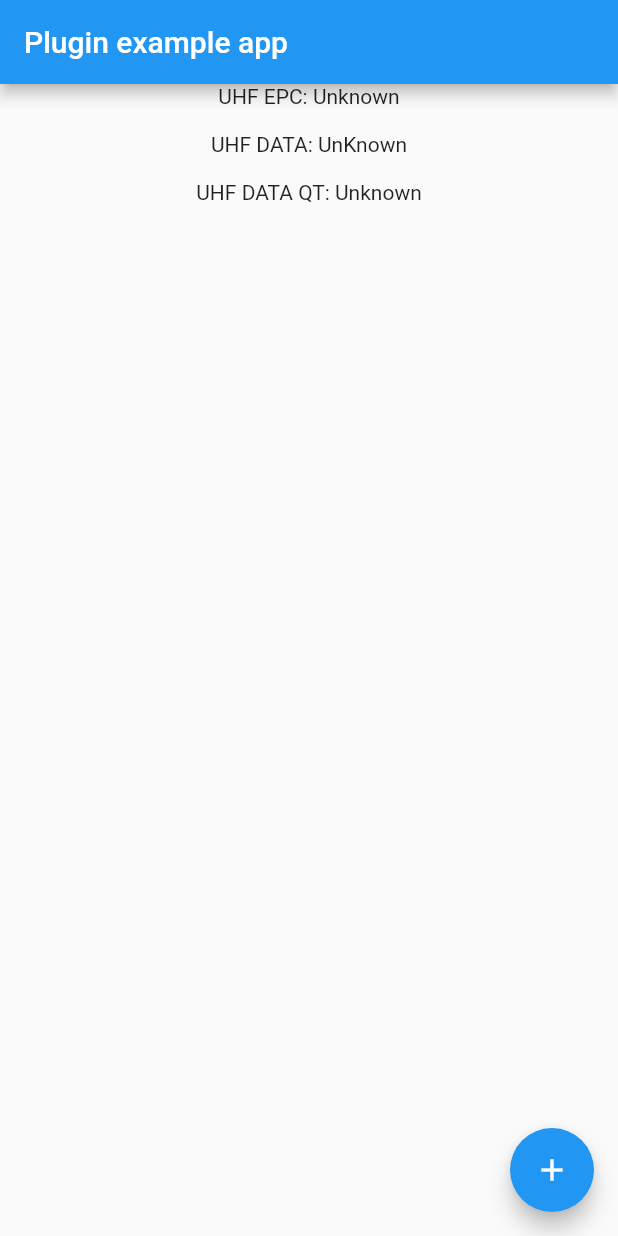
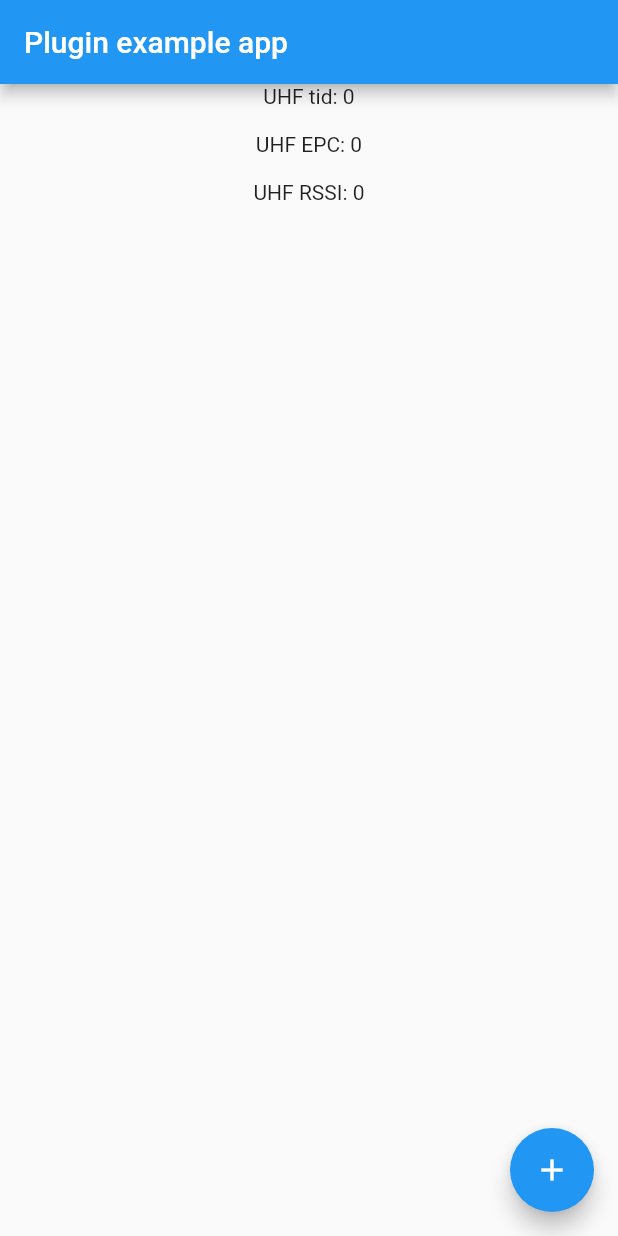
Before and after one commit to Undrizzle/flutter_uhf_plugin, a Flutter app: the screen it shows after launch, after a tap on the "add" icon, on a phone screen of 412 x 824 dp. Run offline on Flutter 3.47's test engine with Material 2 defaults, Android fonts, the phone set to English and light mode, and no system bars.

Commit message:
modify example

```diff
--- a/example/lib/main.dart
+++ b/example/lib/main.dart
@@ -12,9 +12,7 @@ class MyApp extends StatefulWidget {
 }
 
 class _MyAppState extends State<MyApp> {
-  String _uhfTid = 'Unknown';
-  String _uhfData = 'UnKnown';
-  String _uhfDataQT = 'Unknown';
+  List _uhfData = ['0', '0', '0'];
 
   @override
   void initState() {
@@ -30,18 +28,17 @@ class _MyAppState extends State<MyApp> {
 
   // Platform messages are asynchronous, so we initialize in an async method.
   Future<void> readRFID() async {
-    String uhfTid;
-    String uhfData;
-    String uhfDataQT;
+    List uhfData;
+    bool result = false;
     // Platform messages may fail, so we use a try/catch PlatformException.
     try {
-      uhfTid = await FlutterUhfPlugin.readSingleTag();
-      uhfData = await FlutterUhfPlugin.readData(accessPwd: "00000000", bank: "UII", ptr: "1", cnt: "7");
-      uhfDataQT = await FlutterUhfPlugin.readDataWithQT(accessPwd: "00000000", bank: "UII", ptr: "0", cnt: "4");
-    } on PlatformException {
-      uhfTid = 'Failed to read uhf tid';
-      uhfData = 'Failed to read uhf data';
-      uhfDataQT = 'Failed to read uhf data QT';
+      result = await FlutterUhfPlugin.startInventoryTag(flag: 1, initQ: 3);
+      if (result) {
+        uhfData = await FlutterUhfPlugin.continuousRead();
+      }
+      result = await FlutterUhfPlugin.stopInventory();
+    } on PlatformException catch (err){
+      uhfData[0] = err;
     }
 
     // If the widget was removed from the tree while the asynchronous platform
@@ -50,9 +47,7 @@ class _MyAppState extends State<MyApp> {
     if (!mounted) return;
 
     setState(() {
-      _uhfTid = uhfTid;
       _uhfData = uhfData;
-      _uhfDataQT = uhfDataQT;
     });
   }
 
@@ -66,13 +61,13 @@ class _MyAppState extends State<MyApp> {
         body: Column(
           children: <Widget>[
             Center(
-              child: Text('UHF EPC: $_uhfTid\n'),
+              child: Text('UHF tid: ${_uhfData[0]}\n'),
             ),
             Center(
-              child: Text('UHF DATA: $_uhfData\n'),
+              child: Text('UHF EPC: ${_uhfData[1]}\n'),
             ),
             Center(
-              child: Text('UHF DATA QT: $_uhfDataQT\n'),
+              child: Text('UHF RSSI: ${_uhfData[2]}\n'),
             ),
           ],
         ),
```
